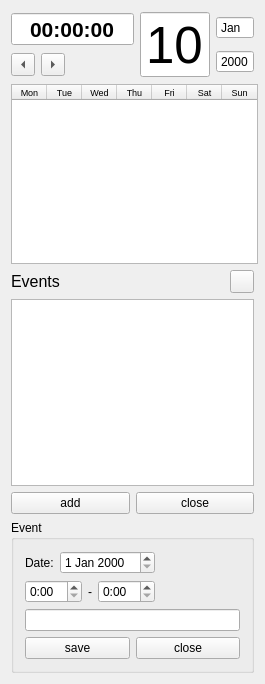
Before: the Qt Designer form deskcalendar.ui in toCase/deskCalendar, drawn with Qt 5.
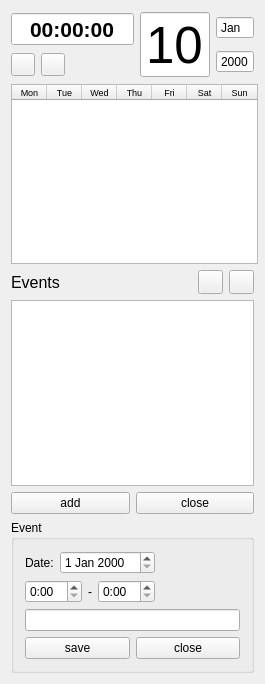
After: the same form once the commit is applied. Icons and pictures are not drawn.

Commit message:
added icons, some cosmetic
добавлены иконки, небольшие косметические изменения, about.

What changed in the file:
```diff
--- a/deskcalendar.ui
+++ b/deskcalendar.ui
@@ -79,20 +79,20 @@
             <item>
              <widget class="QToolButton" name="toolButton_prev">
               <property name="text">
-               <string>...</string>
+               <string/>
               </property>
               <property name="arrowType">
-               <enum>Qt::LeftArrow</enum>
+               <enum>Qt::NoArrow</enum>
               </property>
              </widget>
             </item>
             <item>
              <widget class="QToolButton" name="toolButton_next">
               <property name="text">
-               <string>...</string>
+               <string/>
               </property>
               <property name="arrowType">
-               <enum>Qt::RightArrow</enum>
+               <enum>Qt::NoArrow</enum>
               </property>
              </widget>
             </item>
@@ -361,9 +361,24 @@
           <property name="text">
            <string/>
           </property>
-          <property name="icon">
-           <iconset resource="reso.qrc">
-            <normaloff>:/icons/icons/Chart.png</normaloff>:/icons/icons/Chart.png</iconset>
+          <property name="iconSize">
+           <size>
+            <width>17</width>
+            <height>17</height>
+           </size>
+          </property>
+         </widget>
+        </item>
+        <item>
+         <widget class="QToolButton" name="toolButton_about">
+          <property name="text">
+           <string/>
+          </property>
+          <property name="iconSize">
+           <size>
+            <width>17</width>
+            <height>17</height>
+           </size>
           </property>
          </widget>
         </item>
```
Left out of the diff: 55 changed lines with no effect on the pictures. The commit also changes 25 other files.
